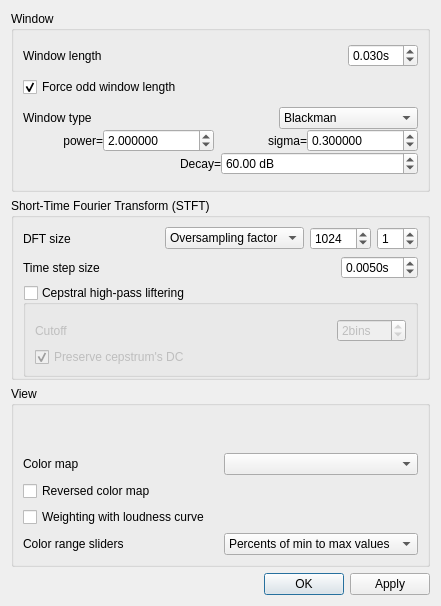
Above: src/gvspectrogramwdialogsettings.ui from gillesdegottex/dfasma before the change. Below: the same form after it.
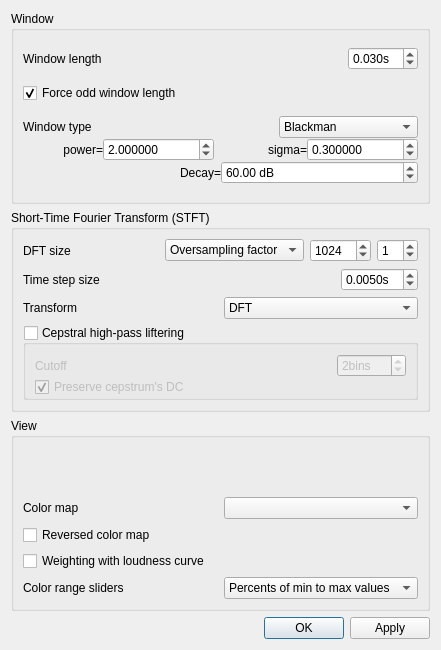
That is the form after the change.

```diff
--- a/src/gvspectrogramwdialogsettings.ui
+++ b/src/gvspectrogramwdialogsettings.ui
@@ -7,7 +7,7 @@
     <x>0</x>
     <y>0</y>
     <width>441</width>
-    <height>606</height>
+    <height>650</height>
    </rect>
   </property>
   <property name="windowTitle">
@@ -322,9 +322,6 @@
       <string>Short-Time Fourier Transform (STFT)</string>
      </property>
      <layout class="QVBoxLayout" name="verticalLayout">
-      <property name="bottomMargin">
-       <number>0</number>
-      </property>
       <item>
        <layout class="QHBoxLayout" name="horizontalLayout_3">
         <item>
@@ -450,6 +447,31 @@
         </item>
        </layout>
       </item>
+      <item>
+       <layout class="QHBoxLayout" name="horizontalLayout_6">
+        <item>
+         <widget class="QLabel" name="label_5">
+          <property name="text">
+           <string>Transform</string>
+          </property>
+         </widget>
+        </item>
+        <item>
+         <widget class="QComboBox" name="cbSpectrogramTransform">
+          <item>
+           <property name="text">
+            <string>DFT</string>
+           </property>
+          </item>
+          <item>
+           <property name="text">
+            <string>FChT</string>
+           </property>
+          </item>
+         </widget>
+        </item>
+       </layout>
+      </item>
       <item>
        <widget class="QGroupBox" name="gbSpectrogramCepstralLiftering">
         <property name="sizePolicy">
```
